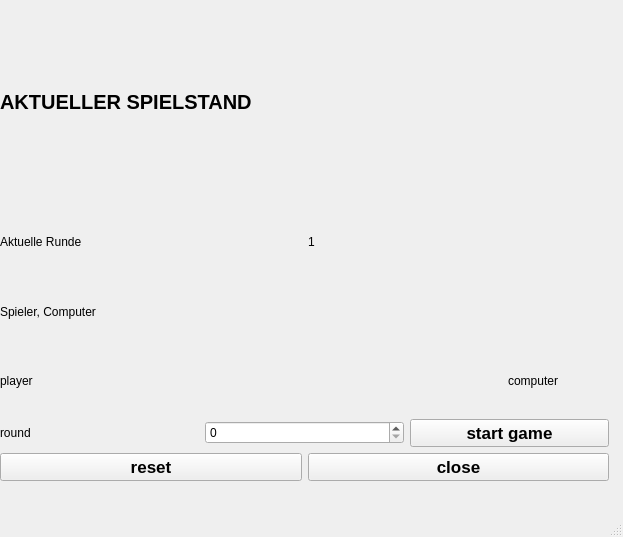
ekralik/rock_paper_scissors, file design.ui: the form before one commit.
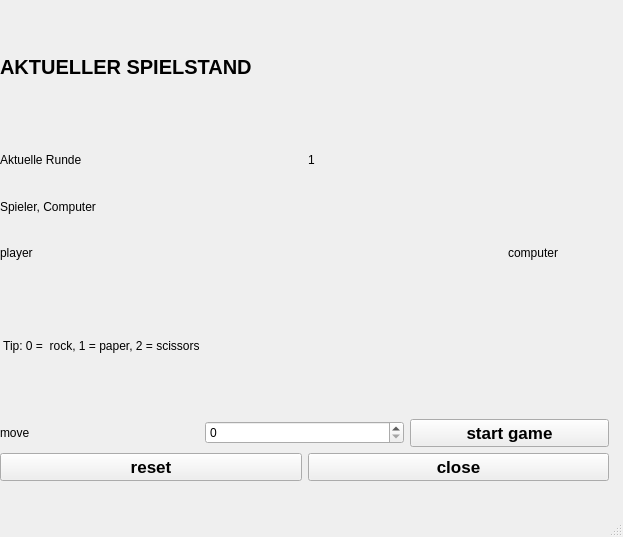
The form after the commit.

Commit message: added a tip to see what the numbers mean for the players move, added functional model code

The edit to the form file:
```diff
--- a/design.ui
+++ b/design.ui
@@ -65,7 +65,7 @@
           </widget>
          </item>
          <item>
-          <widget class="QLabel" name="label_7">
+          <widget class="QLabel" name="round">
            <property name="text">
             <string>1</string>
            </property>
@@ -116,6 +116,13 @@
        </item>
       </layout>
      </item>
+     <item>
+      <widget class="QLabel" name="label_7">
+       <property name="text">
+        <string> Tip: 0 =  rock, 1 = paper, 2 = scissors</string>
+       </property>
+      </widget>
+     </item>
      <item>
       <layout class="QVBoxLayout" name="verticalLayout_3">
        <item>
@@ -123,7 +130,7 @@
          <item>
           <widget class="QLabel" name="label_6">
            <property name="text">
-            <string>round</string>
+            <string>move</string>
            </property>
           </widget>
          </item>
```
Left out of the diff: 6 changed lines with no effect on the pictures. The commit also changes 4 other files.
